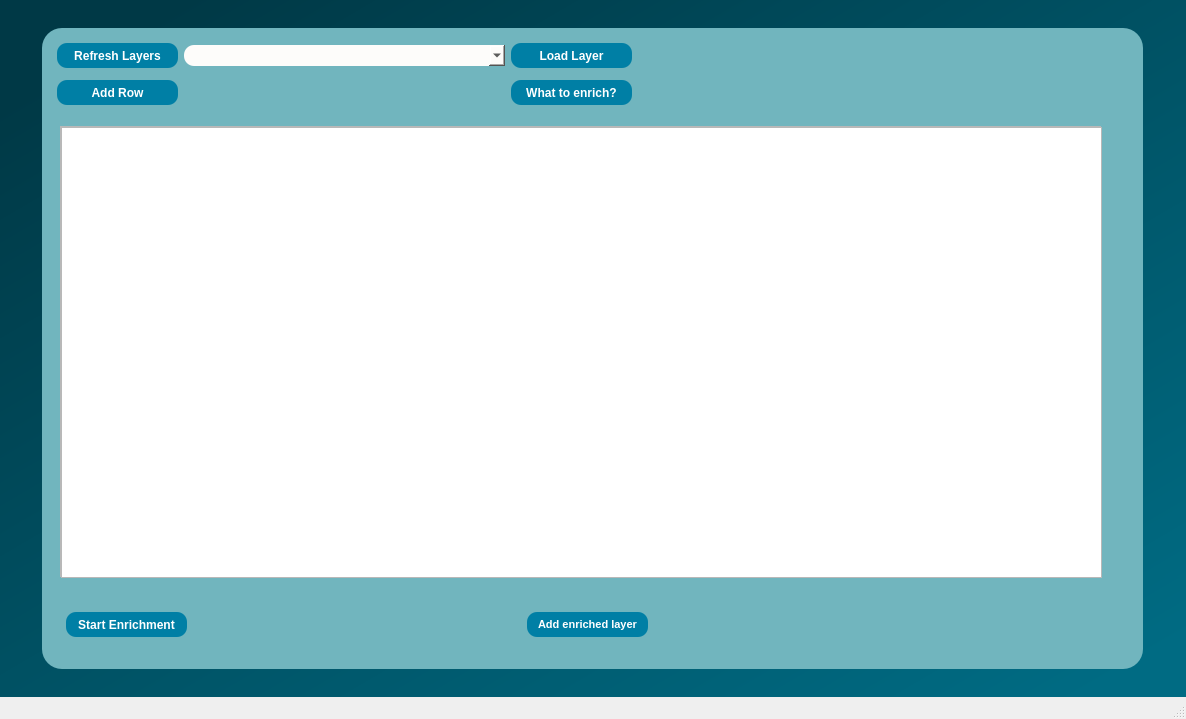
This is dialogs/ui/Enrichment.ui in sparqlunicorn/sparqlunicornGoesGIS as Qt 5 draws it before an edit. The edited form follows.
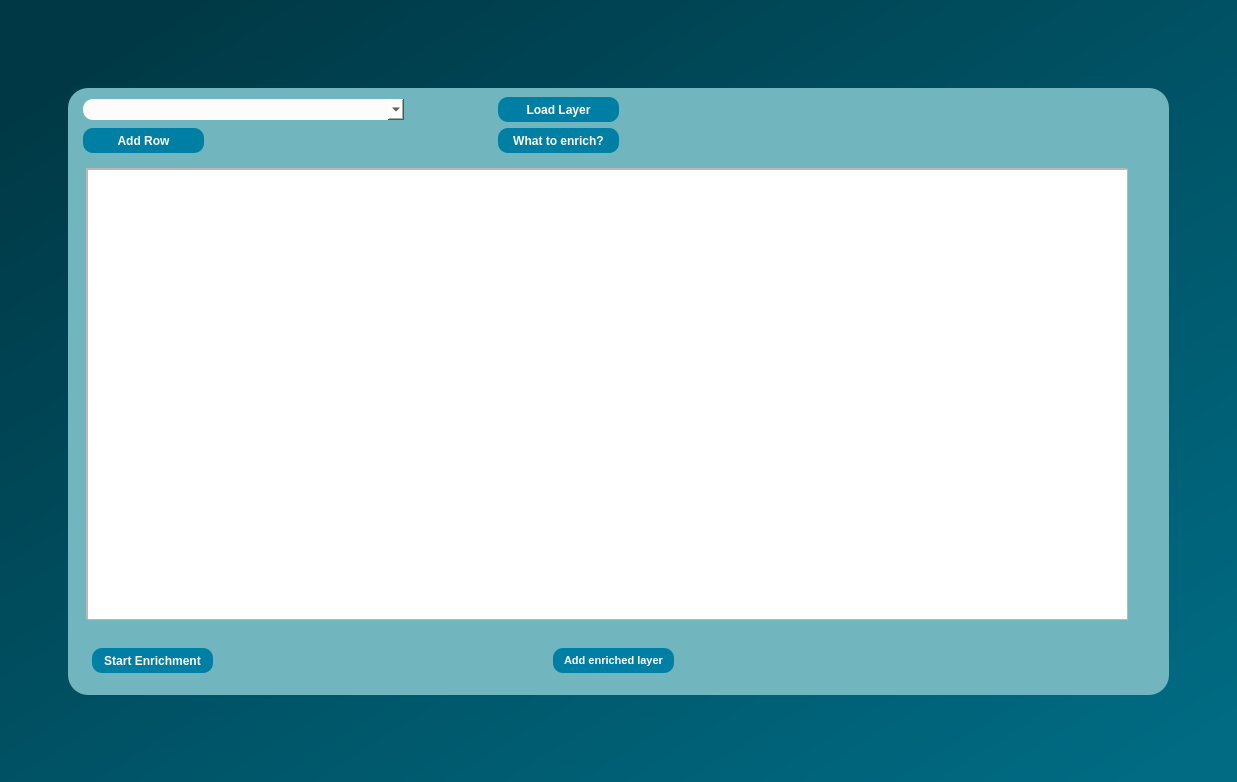
This is the edited form.

Commit message: removed refresh button

Patch:
```diff
--- a/dialogs/ui/Enrichment.ui
+++ b/dialogs/ui/Enrichment.ui
@@ -6,8 +6,8 @@
    <rect>
     <x>0</x>
     <y>0</y>
-    <width>1186</width>
-    <height>719</height>
+    <width>1237</width>
+    <height>782</height>
    </rect>
   </property>
   <property name="windowTitle">
@@ -19,7 +19,46 @@
 background-color:qlineargradient(spread:pad, x1:0, y1:0, x2:1, y2:1, stop:0.0795455 rgba(0, 57, 70, 255), stop:0.5625 rgba(0, 85, 104, 255), stop:0.954545 rgba(0, 107, 131, 255));}</string>
    </property>
    <layout class="QGridLayout" name="gridLayout_2">
+    <item row="0" column="1">
+     <spacer name="verticalSpacer">
+      <property name="orientation">
+       <enum>Qt::Vertical</enum>
+      </property>
+      <property name="sizeHint" stdset="0">
+       <size>
+        <width>20</width>
+        <height>40</height>
+       </size>
+      </property>
+     </spacer>
+    </item>
     <item row="1" column="0">
+     <spacer name="horizontalSpacer_5">
+      <property name="orientation">
+       <enum>Qt::Horizontal</enum>
+      </property>
+      <property name="sizeHint" stdset="0">
+       <size>
+        <width>40</width>
+        <height>20</height>
+       </size>
+      </property>
+     </spacer>
+    </item>
+    <item row="1" column="2">
+     <spacer name="horizontalSpacer_7">
+      <property name="orientation">
+       <enum>Qt::Horizontal</enum>
+      </property>
+      <property name="sizeHint" stdset="0">
+       <size>
+        <width>40</width>
+        <height>20</height>
+       </size>
+      </property>
+     </spacer>
+    </item>
+    <item row="1" column="1">
      <widget class="QFrame" name="frame">
       <property name="minimumSize">
        <size>
@@ -27,12 +66,6 @@
         <height>591</height>
        </size>
       </property>
-      <property name="maximumSize">
-       <size>
-        <width>1101</width>
-        <height>641</height>
-       </size>
-      </property>
       <property name="styleSheet">
        <string notr="true">QObject#frame{
 	background-color:qlineargradient(spread:pad, x1:0, y1:0, x2:1, y2:1, stop:0.0113636 rgba(113, 181, 190, 255));
@@ -49,41 +82,6 @@
       <layout class="QGridLayout" name="gridLayout">
        <item row="0" column="1">
         <layout class="QHBoxLayout" name="horizontalLayout">
-         <item>
-          <widget class="QPushButton" name="refreshLayersEnrich">
-           <property name="minimumSize">
-            <size>
-             <width>121</width>
-             <height>25</height>
-            </size>
-           </property>
-           <property name="maximumSize">
-            <size>
-             <width>121</width>
-             <height>25</height>
-            </size>
-           </property>
-           <property name="font">
-            <font>
-             <pointsize>9</pointsize>
-             <weight>75</weight>
-             <bold>true</bold>
-             <kerning>true</kerning>
-            </font>
-           </property>
-           <property name="cursor">
-            <cursorShape>PointingHandCursor</cursorShape>
-           </property>
-           <property name="styleSheet">
-            <string notr="true">background-color:rgb(0, 127, 165);
-border-radius:10px;
-color: rgb(255, 255, 255);</string>
-           </property>
-           <property name="text">
-            <string>Refresh Layers</string>
-           </property>
-          </widget>
-         </item>
          <item>
           <widget class="QComboBox" name="chooseLayerEnrich">
            <property name="minimumSize">
@@ -110,6 +108,19 @@
            </property>
           </widget>
          </item>
+         <item>
+          <spacer name="horizontalSpacer">
+           <property name="orientation">
+            <enum>Qt::Horizontal</enum>
+           </property>
+           <property name="sizeHint" stdset="0">
+            <size>
+             <width>40</width>
+             <height>20</height>
+            </size>
+           </property>
+          </spacer>
+         </item>
          <item>
           <widget class="QPushButton" name="loadLayerEnrich">
            <property name="minimumSize">
@@ -436,6 +447,19 @@
       </layout>
      </widget>
     </item>
+    <item row="2" column="1">
+     <spacer name="verticalSpacer_2">
+      <property name="orientation">
+       <enum>Qt::Vertical</enum>
+      </property>
+      <property name="sizeHint" stdset="0">
+       <size>
+        <width>20</width>
+        <height>40</height>
+       </size>
+      </property>
+     </spacer>
+    </item>
    </layout>
   </widget>
   <widget class="QMenuBar" name="menubar">
@@ -448,7 +472,6 @@
     </rect>
    </property>
   </widget>
-  <widget class="QStatusBar" name="statusbar"/>
  </widget>
  <resources/>
  <connections/>
```
Left out of the diff: 2 changed lines with no effect on the pictures. The commit also changes 3 other files.
